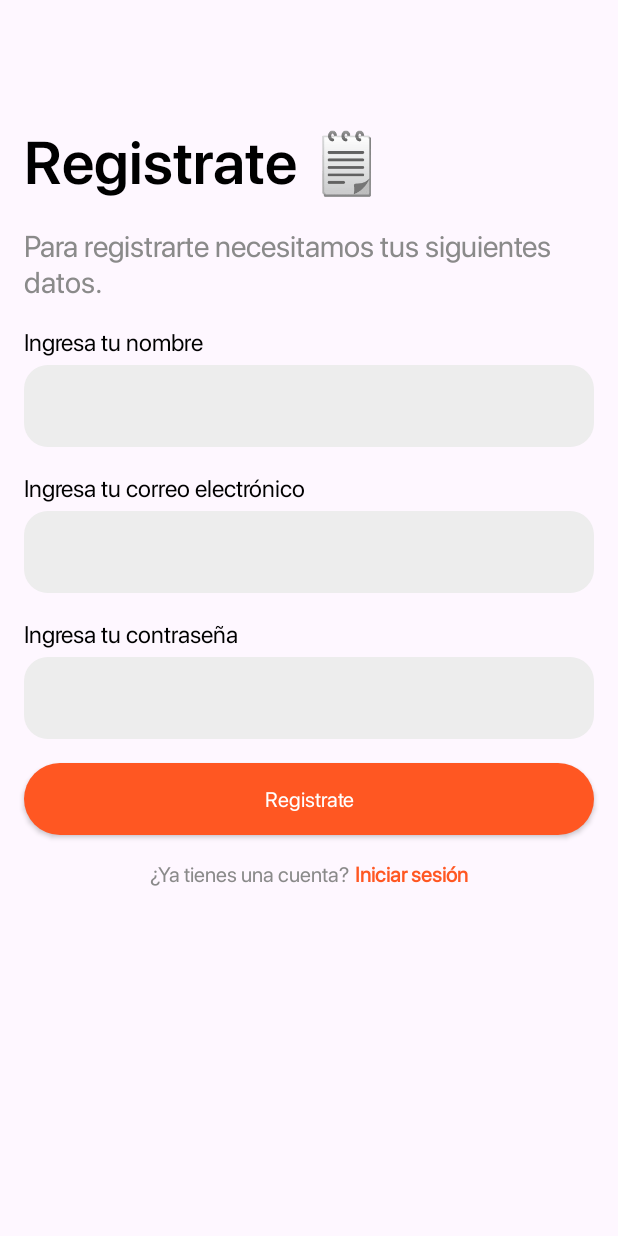
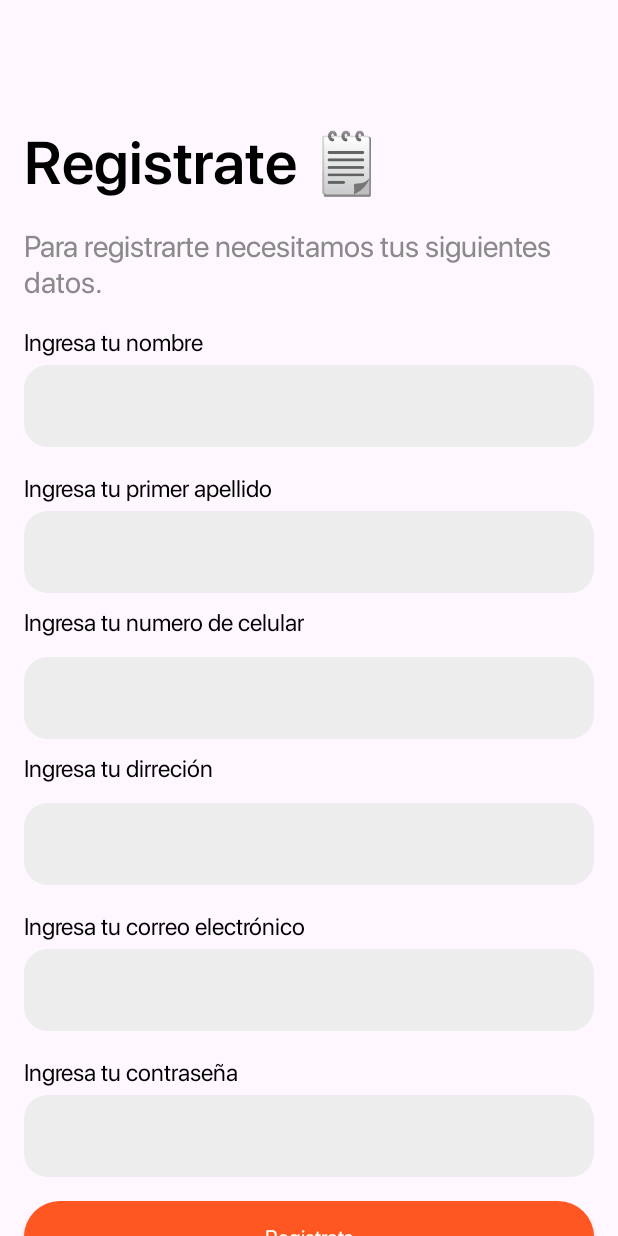
Before and after one commit to Alberto4729/EnChinga, an Android app: the SignUpActivity screen opened directly, with no data from a screen before it, on a phone screen of 412 x 824 dp. Run offline under Robolectric (Android 15) with nearby library versions, the phone set to English and light mode, and no system bars.

Commit message:
activity sugn up atributos agregados

```diff
--- a/app/src/main/res/layout/activity_sign_up.xml
+++ b/app/src/main/res/layout/activity_sign_up.xml
@@ -10,10 +10,10 @@
 
     <androidx.appcompat.widget.Toolbar
         android:id="@+id/register_toolbar"
+        android:layout_width="match_parent"
         android:layout_height="wrap_content"
-        android:layout_width="match_parent"
         app:layout_constraintEnd_toEndOf="parent"
-        app:layout_constraintStart_toStartOf="parent"
+        app:layout_constraintStart_toStartOf="@+id/number_sign_up"
         app:layout_constraintTop_toTopOf="parent" />
 
     <com.google.android.material.textview.MaterialTextView
@@ -72,15 +72,109 @@
     </com.google.android.material.textfield.TextInputLayout>
 
     <com.google.android.material.textview.MaterialTextView
-        android:id="@+id/email_title_sign_up"
+        android:id="@+id/last_name_title_sign_up"
         android:layout_width="wrap_content"
         android:layout_height="wrap_content"
         android:layout_marginHorizontal="@dimen/general_margin"
         android:layout_marginTop="@dimen/general_margin"
-        android:text="@string/email_hint_txt"
+        android:text="@string/last_name_sign_up"
         style="@style/HintTextInputLayout"
         app:layout_constraintStart_toStartOf="parent"
         app:layout_constraintTop_toBottomOf="@+id/name_sign_up_ti" />
+
+    <com.google.android.material.textfield.TextInputLayout
+        android:id="@+id/last_name_sign_up_ti"
+        android:layout_width="match_parent"
+        android:layout_height="@dimen/general_height_button"
+        app:layout_constraintTop_toBottomOf="@+id/last_name_title_sign_up"
+        app:layout_constraintStart_toStartOf="parent"
+        app:layout_constraintEnd_toEndOf="parent"
+        android:layout_marginHorizontal="@dimen/general_margin"
+        >
+        <com.google.android.material.textfield.TextInputEditText
+            android:id="@+id/last_name"
+            android:layout_width="match_parent"
+            android:layout_height="match_parent"
+            style="@style/TextInputEditTextStyle"
+            android:inputType="textPersonName"
+            />
+    </com.google.android.material.textfield.TextInputLayout>
+
+    <com.google.android.material.textview.MaterialTextView
+        android:id="@+id/number_celphone_sign_up"
+        style="@style/HintTextInputLayout"
+        android:layout_width="wrap_content"
+        android:layout_height="wrap_content"
+        android:layout_marginHorizontal="@dimen/general_margin"
+        android:layout_marginTop="8dp"
+        android:text="@string/number_cel_sign_up"
+        app:layout_constraintStart_toStartOf="parent"
+        app:layout_constraintTop_toBottomOf="@+id/last_name_sign_up_ti" />
+
+    <com.google.android.material.textfield.TextInputLayout
+        android:id="@+id/number_sign_up"
+        android:layout_width="match_parent"
+        android:layout_height="@dimen/general_height_button"
+        android:layout_marginHorizontal="@dimen/general_margin"
+        android:layout_marginTop="8dp"
+        app:layout_constraintEnd_toEndOf="parent"
+        app:layout_constraintStart_toStartOf="parent"
+        app:layout_constraintTop_toBottomOf="@+id/number_celphone_sign_up">
+
+        <com.google.android.material.textfield.TextInputEditText
+            android:id="@+id/last_namber_sign_up"
+            style="@style/TextInputEditTextStyle"
+            android:layout_width="match_parent"
+            android:layout_height="match_parent"
+            android:inputType="textPhonetic" />
+    </com.google.android.material.textfield.TextInputLayout>
+
+    <com.google.android.material.textview.MaterialTextView
+        android:id="@+id/dirreccion_sign_up"
+        style="@style/HintTextInputLayout"
+        android:layout_width="wrap_content"
+        android:layout_height="wrap_content"
+        android:layout_marginTop="8dp"
+        android:text="@string/direccioon_sign"
+        app:layout_constraintStart_toStartOf="@+id/number_sign_up"
+        app:layout_constraintTop_toBottomOf="@+id/number_sign_up" />
+
+    <com.google.android.material.textfield.TextInputLayout
+        android:id="@+id/direccion_sign_up"
+        android:layout_width="match_parent"
+        android:layout_height="@dimen/general_height_button"
+        android:layout_marginHorizontal="@dimen/general_margin"
+        android:layout_marginTop="8dp"
+        app:layout_constraintEnd_toEndOf="parent"
+        app:layout_constraintStart_toStartOf="parent"
+        app:layout_constraintTop_toBottomOf="@+id/dirreccion_sign_up">
+
+        <com.google.android.material.textfield.TextInputEditText
+            android:id="@+id/last_namber_sign_up"
+            style="@style/TextInputEditTextStyle"
+            android:layout_width="match_parent"
+            android:layout_height="match_parent"
+            android:inputType="textPhonetic" />
+    </com.google.android.material.textfield.TextInputLayout>
+
+
+    <!--NO TOCAR -->
+
+
+
+
+
+<!--NO TOCAR -->
+    <com.google.android.material.textview.MaterialTextView
+        android:id="@+id/email_title_sign_up"
+        style="@style/HintTextInputLayout"
+        android:layout_width="wrap_content"
+        android:layout_height="wrap_content"
+        android:layout_marginHorizontal="@dimen/general_margin"
+        android:layout_marginTop="16dp"
+        android:text="@string/email_hint_txt"
+        app:layout_constraintStart_toStartOf="parent"
+        app:layout_constraintTop_toBottomOf="@+id/direccion_sign_up" />
 
     <com.google.android.material.textfield.TextInputLayout
         android:id="@+id/email_sign_up_ti"
--- a/app/src/main/res/values/strings.xml
+++ b/app/src/main/res/values/strings.xml
@@ -41,4 +41,8 @@
     <string name="name_sign_up_">Ingresa tu nombre</string>
     <string name="sign_up_txt">Registrate</string>
     <string name="have_an_account">¿Ya tienes una cuenta?</string>
+    <string name="lastname_sign_up_">Ingreasa tu appellido paterno</string>
+    <string name="last_name_sign_up">Ingresa tu primer apellido</string>
+    <string name="number_cel_sign_up">Ingresa tu numero de celular</string>
+    <string name="direccioon_sign">Ingresa tu dirreción</string>
 </resources>
```
